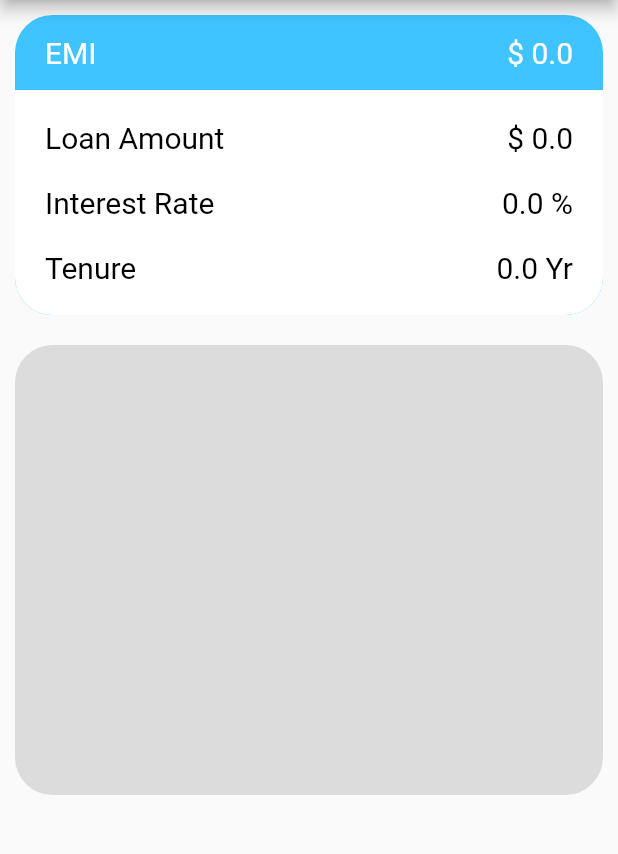
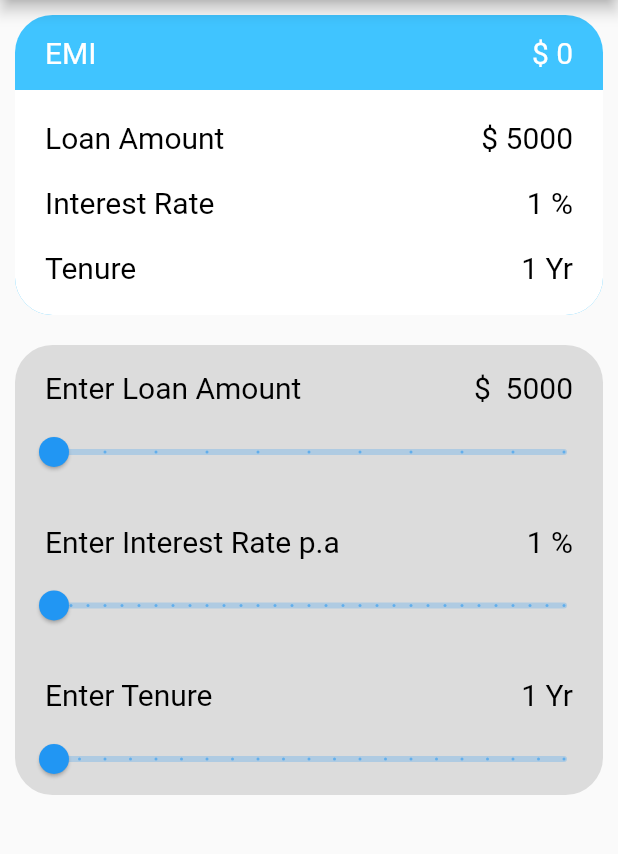
Before and after one commit to VivekTailor19/emi_calculator, a Flutter app: the screen it shows after launch, on a phone screen of 412 x 824 dp, the part 84-938 px from its top. Run offline on Flutter 3.47's test engine with Material 2 defaults, Android fonts, the phone set to English and light mode, and no system bars.

Commit message:
EMI Calculat

```diff
--- a/lib/Screen View/screen_view.dart
+++ b/lib/Screen View/screen_view.dart
@@ -6,8 +6,10 @@ class Screen_View extends StatefulWidget {
   @override
   State<Screen_View> createState() => _Screen_ViewState();
 }
-
+double loan_amount = 5000;
 double emi = 0;
+double rate = 1 ;
+double tenure = 1 ;
 
 class _Screen_ViewState extends State<Screen_View> {
   @override
@@ -42,7 +44,7 @@ class _Screen_ViewState extends State<Screen_View> {
                         child: Row(mainAxisAlignment: MainAxisAlignment.spaceBetween,
                           children: [
                             Text("EMI",style: TextStyle(fontSize: 20,color: Colors.white),),
-                            Text("\$ ${emi}",style: TextStyle(fontSize: 20,color: Colors.white),),
+                            Text("\$ ${emi.toInt()}",style: TextStyle(fontSize: 20,color: Colors.white),),
                           ],
                         ),
                       ),
@@ -61,19 +63,19 @@ class _Screen_ViewState extends State<Screen_View> {
                             Row(mainAxisAlignment: MainAxisAlignment.spaceBetween,
                               children: [
                                 Text("Loan Amount",style: TextStyle(fontSize: 20,color: Colors.black),),
-                                Text("\$ ${emi}",style: TextStyle(fontSize: 20,color: Colors.black),),
+                                Text("\$ ${loan_amount.toInt()}",style: TextStyle(fontSize: 20,color: Colors.black),),
                               ],
                             ),
                             Row(mainAxisAlignment: MainAxisAlignment.spaceBetween,
                               children: [
                                 Text("Interest Rate",style: TextStyle(fontSize: 20,color: Colors.black),),
-                                Text("${emi} %",style: TextStyle(fontSize: 20,color:Colors.black),),
+                                Text("${rate.toInt()} %",style: TextStyle(fontSize: 20,color:Colors.black),),
                               ],
                             ),
                             Row(mainAxisAlignment: MainAxisAlignment.spaceBetween,
                               children: [
                                 Text("Tenure",style: TextStyle(fontSize: 20,color: Colors.black),),
-                                Text("${emi} Yr",style: TextStyle(fontSize: 20,color: Colors.black),),
+                                Text("${tenure.toInt()} Yr",style: TextStyle(fontSize: 20,color: Colors.black),),
                               ],
                             ),
                           ],
@@ -95,8 +97,101 @@ class _Screen_ViewState extends State<Screen_View> {
                 decoration: BoxDecoration(
                   borderRadius: BorderRadius.all(Radius.circular(25)),color: Colors.black12),
                 child: Column(
+                  mainAxisAlignment: MainAxisAlignment.spaceBetween,
                   children: [
-
+                    SizedBox(height: 10,),
+                    Padding(
+                      padding: const EdgeInsets.symmetric(horizontal: 20.0),
+                      child: Row(
+                        mainAxisAlignment: MainAxisAlignment.spaceBetween,
+                        children: [
+                          Text(
+                            "Enter Loan Amount",
+                            style: TextStyle(color: Colors.black, fontSize: 20),
+                          ),
+                          Text(
+                            "\$  ${loan_amount.toInt()}",
+                            style: TextStyle(
+                                color: Colors.black,
+                                fontSize: 20,
+                                ),
+                          )
+                        ],
+                      ),
+                    ),
+                    Slider(
+                        value: loan_amount,
+                        divisions: 10,
+                        min: 5000,
+                        max: 10000,
+                        onChanged: (value) {
+                          setState(() {
+                            loan_amount = value;
+                            emi = loan_amount * rate * tenure /100;
+                          });
+                        }),
+                    SizedBox(height: 10,),
+                    Padding(
+                      padding: const EdgeInsets.symmetric(horizontal: 20.0),
+                      child: Row(
+                        mainAxisAlignment: MainAxisAlignment.spaceBetween,
+                        children: [
+                          Text(
+                            "Enter Interest Rate p.a",
+                            style: TextStyle(color: Colors.black, fontSize: 20),
+                          ),
+                          Text(
+                            "${rate.toInt()} %",
+                            style: TextStyle(
+                              color: Colors.black,
+                              fontSize: 20,
+                            ),
+                          )
+                        ],
+                      ),
+                    ),
+                    Slider(
+                        value: rate,
+                        divisions: 30,
+                        max: 30,
+                        min: 1,
+                        onChanged: (value) {
+                          setState(() {
+                            rate = value;
+                            emi = loan_amount * rate * tenure /100;
+                          });
+                        }),
+                    SizedBox(height: 10,),
+                    Padding(
+                      padding: const EdgeInsets.symmetric(horizontal: 20.0),
+                      child: Row(
+                        mainAxisAlignment: MainAxisAlignment.spaceBetween,
+                        children: [
+                          Text(
+                            "Enter Tenure",
+                            style: TextStyle(color: Colors.black, fontSize: 20),
+                          ),
+                          Text(
+                            "${tenure.toInt()} Yr",
+                            style: TextStyle(
+                              color: Colors.black,
+                              fontSize: 20,
+                            ),
+                          )
+                        ],
+                      ),
+                    ),
+                    Slider(
+                        value: tenure,
+                        divisions: 20,
+                        max: 20,
+                        min: 1,
+                        onChanged: (value) {
+                          setState(() {
+                            tenure = value;
+                            emi = loan_amount * rate * tenure /100;
+                          });
+                        }),
                   ],
                 ),
               ),
```
